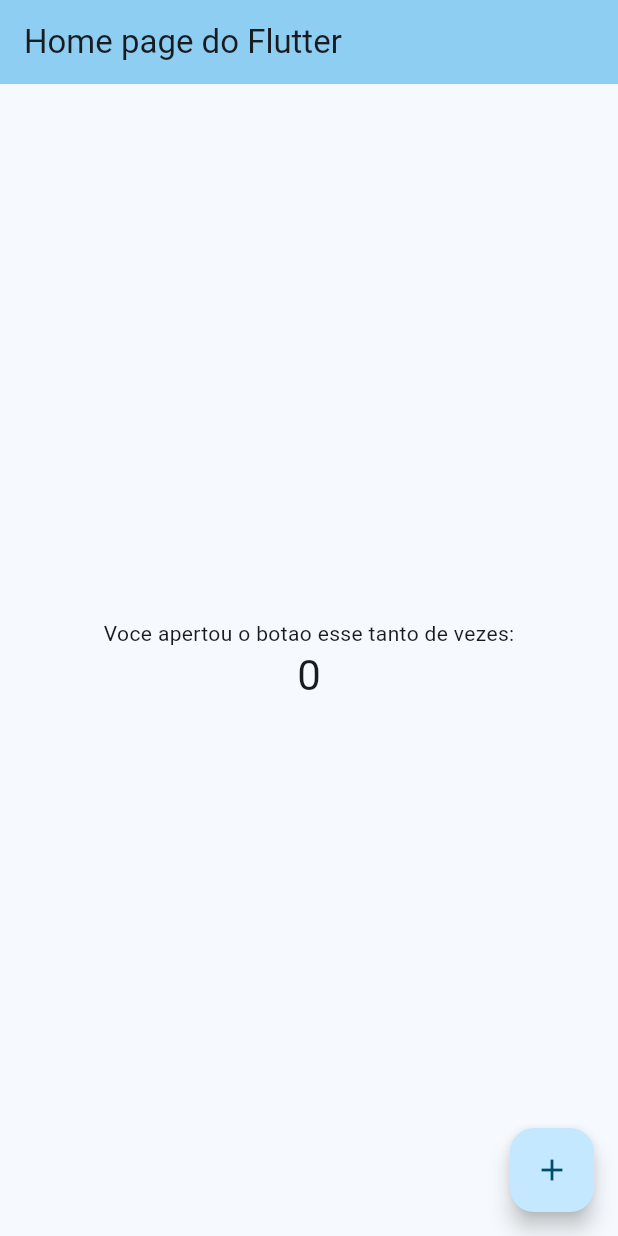
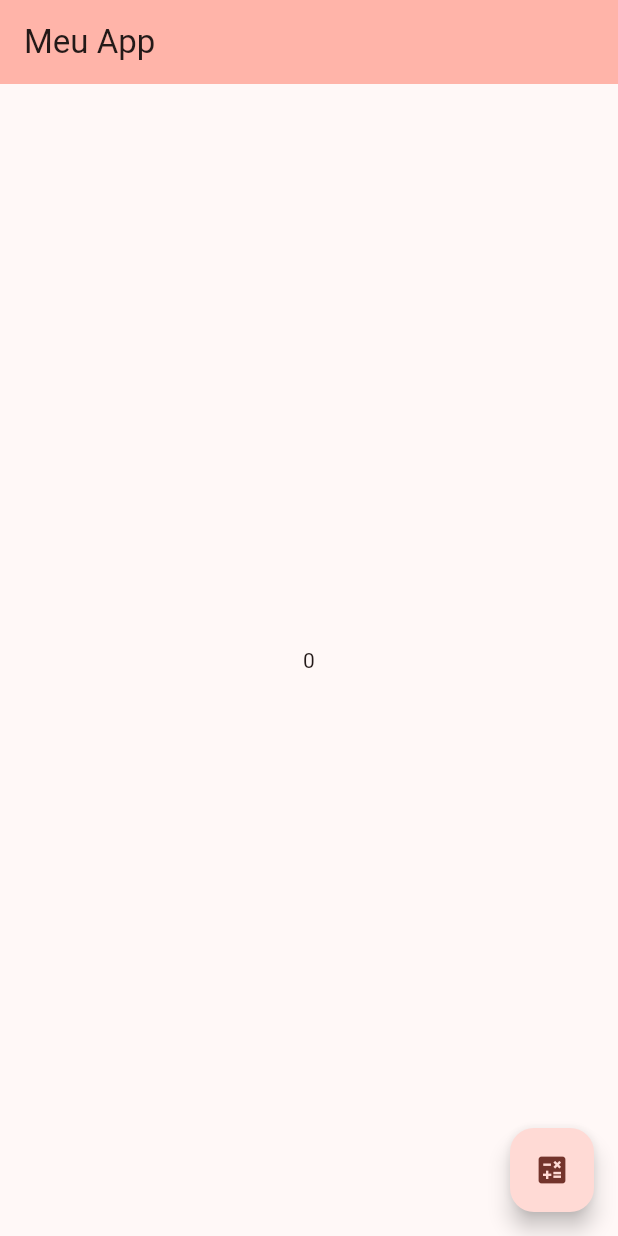
Before and after one commit to TheDarkSam/appteste, a Flutter app: the screen it shows after launch, on a phone screen of 412 x 824 dp. Run offline on Flutter 3.47's test engine with Material 3 defaults, Android fonts, the phone set to English and light mode, and no system bars.

Commit message:
organizacao de arquivos

```diff
--- a/lib/main.dart
+++ b/lib/main.dart
@@ -1,122 +1,7 @@
 import 'package:flutter/material.dart';
+
+import 'my_app.dart';
 
 void main() {
   runApp(const MyApp());
 }
-
-class MyApp extends StatelessWidget {
-  const MyApp({super.key});
-
-  // This widget is the root of your application.
-  @override
-  Widget build(BuildContext context) {
-    return MaterialApp(
-      title: 'Flutter Demo',
-      theme: ThemeData(
-        // This is the theme of your application.
-        //
-        // TRY THIS: Try running your application with "flutter run". You'll see
-        // the application has a purple toolbar. Then, without quitting the app,
-        // try changing the seedColor in the colorScheme below to Colors.green
-        // and then invoke "hot reload" (save your changes or press the "hot
-        // reload" button in a Flutter-supported IDE, or press "r" if you used
-        // the command line to start the app).
-        //
-        // Notice that the counter didn't reset back to zero; the application
-        // state is not lost during the reload. To reset the state, use hot
-        // restart instead.
-        //
-        // This works for code too, not just values: Most code changes can be
-        // tested with just a hot reload.
-        colorScheme: ColorScheme.fromSeed(seedColor: Colors.lightBlueAccent),
-      ),
-      home: const MyHomePage(title: 'Home page do Flutter'),
-    );
-  }
-}
-
-class MyHomePage extends StatefulWidget {
-  const MyHomePage({super.key, required this.title});
-
-  // This widget is the home page of your application. It is stateful, meaning
-  // that it has a State object (defined below) that contains fields that affect
-  // how it looks.
-
-  // This class is the configuration for the state. It holds the values (in this
-  // case the title) provided by the parent (in this case the App widget) and
-  // used by the build method of the State. Fields in a Widget subclass are
-  // always marked "final".
-
-  final String title;
-
-  @override
-  State<MyHomePage> createState() => _MyHomePageState();
-}
-
-class _MyHomePageState extends State<MyHomePage> {
-  int _counter = 0;
-
-  void _incrementCounter() {
-    setState(() {
-      // This call to setState tells the Flutter framework that something has
-      // changed in this State, which causes it to rerun the build method below
-      // so that the display can reflect the updated values. If we changed
-      // _counter without calling setState(), then the build method would not be
-      // called again, and so nothing would appear to happen.
-      _counter++;
-    });
-  }
-
-  @override
-  Widget build(BuildContext context) {
-    // This method is rerun every time setState is called, for instance as done
-    // by the _incrementCounter method above.
-    //
-    // The Flutter framework has been optimized to make rerunning build methods
-    // fast, so that you can just rebuild anything that needs updating rather
-    // than having to individually change instances of widgets.
-    return Scaffold(
-      appBar: AppBar(
-        // TRY THIS: Try changing the color here to a specific color (to
-        // Colors.amber, perhaps?) and trigger a hot reload to see the AppBar
-        // change color while the other colors stay the same.
-        backgroundColor: Theme.of(context).colorScheme.inversePrimary,
-        // Here we take the value from the MyHomePage object that was created by
-        // the App.build method, and use it to set our appbar title.
-        title: Text(widget.title),
-      ),
-      body: Center(
-        // Center is a layout widget. It takes a single child and positions it
-        // in the middle of the parent.
-        child: Column(
-          // Column is also a layout widget. It takes a list of children and
-          // arranges them vertically. By default, it sizes itself to fit its
-          // children horizontally, and tries to be as tall as its parent.
-          //
-          // Column has various properties to control how it sizes itself and
-          // how it positions its children. Here we use mainAxisAlignment to
-          // center the children vertically; the main axis here is the vertical
-          // axis because Columns are vertical (the cross axis would be
-          // horizontal).
-          //
-          // TRY THIS: Invoke "debug painting" (choose the "Toggle Debug Paint"
-          // action in the IDE, or press "p" in the console), to see the
-          // wireframe for each widget.
-          mainAxisAlignment: MainAxisAlignment.center,
-          children: <Widget>[
-            const Text('Voce apertou o botao esse tanto de vezes:'),
-            Text(
-              '$_counter',
-              style: Theme.of(context).textTheme.headlineMedium,
-            ),
-          ],
-        ),
-      ),
-      floatingActionButton: FloatingActionButton(
-        onPressed: _incrementCounter,
-        tooltip: 'Increment',
-        child: const Icon(Icons.add),
-      ), // This trailing comma makes auto-formatting nicer for build methods.
-    );
-  }
-}
--- /dev/null
+++ b/lib/my_app.dart
@@ -0,0 +1,19 @@
+
+import 'package:flutter/material.dart';
+
+import 'pages/home_page.dart';
+
+class MyApp extends StatelessWidget {
+  const MyApp({super.key});
+
+  @override
+  Widget build(BuildContext context) {
+    return MaterialApp(
+      debugShowCheckedModeBanner: false,
+      theme: ThemeData(
+        colorScheme: ColorScheme.fromSeed(seedColor: Colors.red),
+      ),
+      home: HomePage(),
+    );
+  }
+}
--- /dev/null
+++ b/lib/pages/home_page.dart
@@ -0,0 +1,32 @@
+import 'package:appteste/service/gerador_numeros.dart';
+import 'package:flutter/material.dart';
+
+class HomePage extends StatefulWidget {
+  const HomePage({super.key});
+
+  @override
+  State<HomePage> createState() => _HomePageState();
+}
+
+class _HomePageState extends State<HomePage> {
+  var numeroGerado = 0;
+
+  @override
+  Widget build(BuildContext context) {
+    return Scaffold(
+      appBar: AppBar(
+        title: Text("Meu App"),
+        backgroundColor: Theme.of(context).colorScheme.inversePrimary,
+      ),
+      body: Center(child: Text(numeroGerado.toString())),
+      floatingActionButton: FloatingActionButton(
+        child: Icon(Icons.calculate),
+        onPressed: () {
+          setState(() {
+            numeroGerado = GeradorNumeros.gerarNumeroAleatorio(100);
+          });
+        },
+      ),
+    );
+  }
+}
--- /dev/null
+++ b/lib/service/gerador_numeros.dart
@@ -0,0 +1,8 @@
+import 'dart:math';
+
+class GeradorNumeros {
+  static int gerarNumeroAleatorio(int maxNumber) {
+    Random numeroAleatorio = Random();
+    return numeroAleatorio.nextInt(maxNumber);
+  }
+}
```
